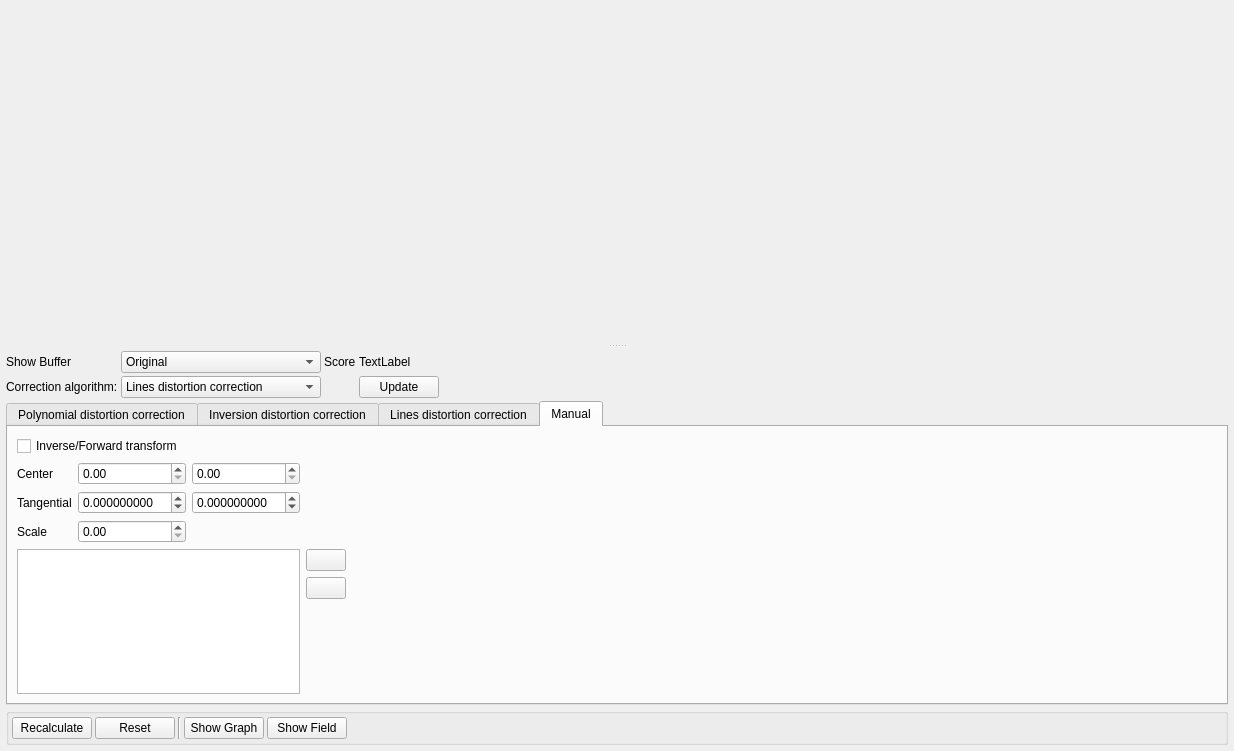
NickPenkrat/corecvs, file utils/distortioncorrector/distortionWidget.ui: the form before one commit.
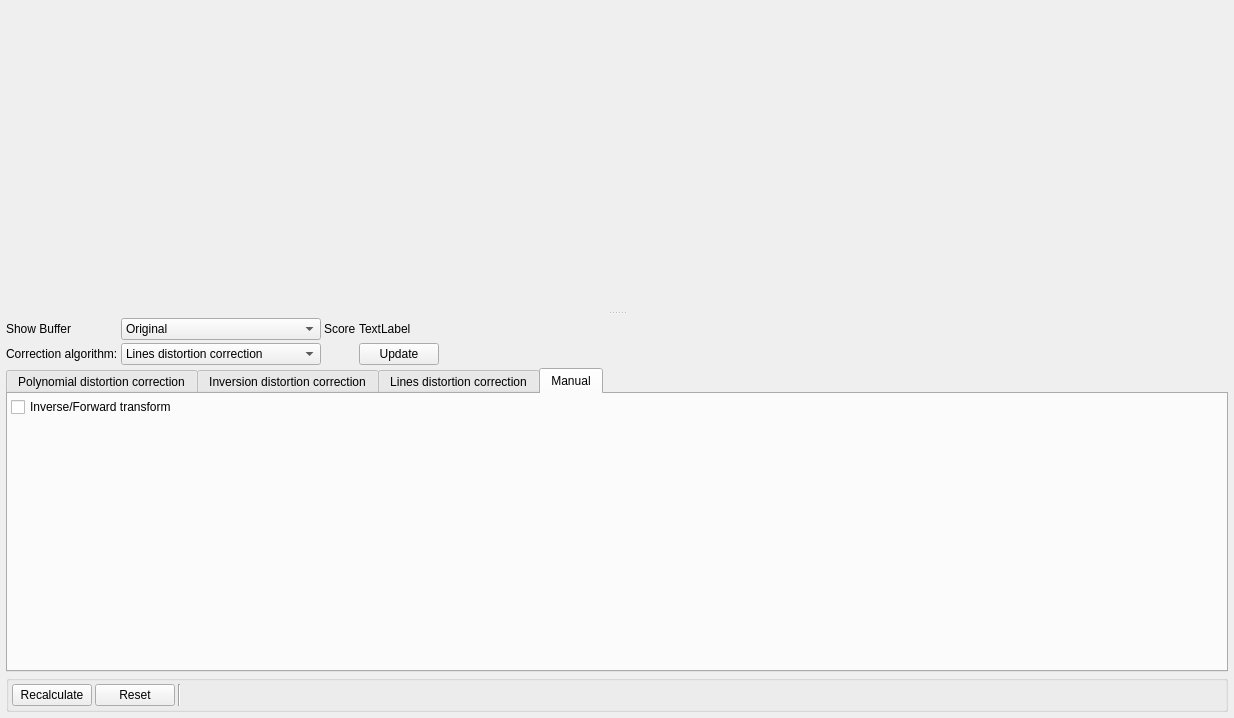
The form after the commit. Icons and pictures are not drawn. Custom widgets are drawn as their Qt base class.

Diff of the .ui file:
```diff
--- a/utils/distortioncorrector/distortionWidget.ui
+++ b/utils/distortioncorrector/distortionWidget.ui
@@ -7,7 +7,7 @@
     <x>0</x>
     <y>0</y>
     <width>1234</width>
-    <height>751</height>
+    <height>718</height>
    </rect>
   </property>
   <property name="windowTitle">
@@ -220,40 +220,6 @@
             </property>
            </widget>
           </item>
-          <item>
-           <widget class="QPushButton" name="graphButton">
-            <property name="text">
-             <string>Show Graph</string>
-            </property>
-            <property name="icon">
-             <iconset resource="../../resources/main.qrc">
-              <normaloff>:/new/prefix1/Line Chart.png</normaloff>:/new/prefix1/Line Chart.png</iconset>
-            </property>
-            <property name="iconSize">
-             <size>
-              <width>24</width>
-              <height>24</height>
-             </size>
-            </property>
-           </widget>
-          </item>
-          <item>
-           <widget class="QPushButton" name="levelGraphButton">
-            <property name="text">
-             <string>Show Field</string>
-            </property>
-            <property name="icon">
-             <iconset resource="../../resources/main.qrc">
-              <normaloff>:/new/prefix1/sphere.png</normaloff>:/new/prefix1/sphere.png</iconset>
-            </property>
-            <property name="iconSize">
-             <size>
-              <width>24</width>
-              <height>24</height>
-             </size>
-            </property>
-           </widget>
-          </item>
           <item>
            <spacer name="horizontalSpacer_4">
             <property name="orientation">
@@ -857,134 +823,44 @@
            <string>Manual</string>
           </attribute>
           <layout class="QGridLayout" name="gridLayout_6">
-           <item row="1" column="0">
-            <widget class="QLabel" name="centerLabel">
-             <property name="text">
-              <string>Center</string>
-             </property>
-            </widget>
+           <property name="leftMargin">
+            <number>3</number>
+           </property>
+           <property name="topMargin">
+            <number>3</number>
+           </property>
+           <property name="rightMargin">
+            <number>3</number>
+           </property>
+           <property name="bottomMargin">
+            <number>3</number>
+           </property>
+           <property name="spacing">
+            <number>2</number>
+           </property>
+           <item row="1" column="0" colspan="2">
+            <widget class="LensCorrectionParametresControlWidget" name="lensCorrectionWidget" native="true"/>
            </item>
-           <item row="1" column="1">
-            <widget class="QDoubleSpinBox" name="centerXSpinBox">
-             <property name="maximum">
-              <double>99999.990000000005239</double>
-             </property>
-            </widget>
-           </item>
-           <item row="1" column="2">
-            <widget class="QDoubleSpinBox" name="centerYSpinBox">
-             <property name="maximum">
-              <double>99999.990000000005239</double>
-             </property>
-            </widget>
-           </item>
-           <item row="2" column="0">
-            <widget class="QLabel" name="label_14">
-             <property name="text">
-              <string>Tangential</string>
-             </property>
-            </widget>
-           </item>
-           <item row="2" column="1">
-            <widget class="QDoubleSpinBox" name="tangential1SpinBox">
-             <property name="decimals">
-              <number>9</number>
-             </property>
-             <property name="minimum">
-              <double>-99.000000000000000</double>
-             </property>
-            </widget>
-           </item>
-           <item row="2" column="2">
-            <widget class="QDoubleSpinBox" name="tangential2SpinBox">
-             <property name="decimals">
-              <number>9</number>
-             </property>
-             <property name="minimum">
-              <double>-99.000000000000000</double>
-             </property>
-            </widget>
-           </item>
-           <item row="3" column="0">
-            <widget class="QLabel" name="label_13">
-             <property name="text">
-              <string>Scale</string>
-             </property>
-            </widget>
-           </item>
-           <item row="3" column="1">
-            <widget class="QDoubleSpinBox" name="scaleSpinBox"/>
-           </item>
-           <item row="5" column="0" rowspan="3" colspan="3">
-            <widget class="QTableWidget" name="koefTableWidget"/>
-           </item>
-           <item row="1" column="4">
-            <spacer name="horizontalSpacer_5">
-             <property name="orientation">
-              <enum>Qt::Horizontal</enum>
-             </property>
-             <property name="sizeHint" stdset="0">
-              <size>
-               <width>40</width>
-               <height>20</height>
-              </size>
-             </property>
-            </spacer>
-           </item>
-           <item row="5" column="3">
-            <widget class="QPushButton" name="delPowerButton">
-             <property name="text">
-              <string/>
-             </property>
-             <property name="icon">
-              <iconset resource="../../resources/main.qrc">
-               <normaloff>:/new/prefix1/minus.png</normaloff>:/new/prefix1/minus.png</iconset>
-             </property>
-             <property name="iconSize">
-              <size>
-               <width>24</width>
-               <height>24</height>
-              </size>
-             </property>
-            </widget>
-           </item>
-           <item row="6" column="3">
-            <widget class="QPushButton" name="addPowerButton">
-             <property name="text">
-              <string/>
-             </property>
-             <property name="icon">
-              <iconset resource="../../resources/main.qrc">
-               <normaloff>:/new/prefix1/plus.png</normaloff>:/new/prefix1/plus.png</iconset>
-             </property>
-             <property name="iconSize">
-              <size>
-               <width>24</width>
-               <height>24</height>
-              </size>
-             </property>
-            </widget>
-           </item>
-           <item row="7" column="3">
-            <spacer name="verticalSpacer_4">
-             <property name="orientation">
-              <enum>Qt::Vertical</enum>
-             </property>
-             <property name="sizeHint" stdset="0">
-              <size>
-               <width>20</width>
-               <height>40</height>
-              </size>
-             </property>
-            </spacer>
-           </item>
-           <item row="0" column="0" colspan="3">
+           <item row="0" column="0" colspan="2">
             <widget class="QCheckBox" name="isInverseCheckBox">
              <property name="text">
               <string>Inverse/Forward transform</string>
              </property>
             </widget>
            </item>
+           <item row="1" column="2">
+            <spacer name="horizontalSpacer_5">
+             <property name="orientation">
+              <enum>Qt::Horizontal</enum>
+             </property>
+             <property name="sizeHint" stdset="0">
+              <size>
+               <width>40</width>
+               <height>20</height>
+              </size>
+             </property>
+            </spacer>
+           </item>
           </layout>
          </widget>
         </widget>
@@ -1002,6 +878,12 @@
    <header>paintImageWidget.h</header>
    <container>1</container>
   </customwidget>
+  <customwidget>
+   <class>LensCorrectionParametresControlWidget</class>
+   <extends>QWidget</extends>
+   <header>lensCorrectionParametresControlWidget.h</header>
+   <container>1</container>
+  </customwidget>
  </customwidgets>
  <resources>
   <include location="../../resources/main.qrc"/>
```
Left out of the diff: 224 changed lines with no effect on the pictures.
